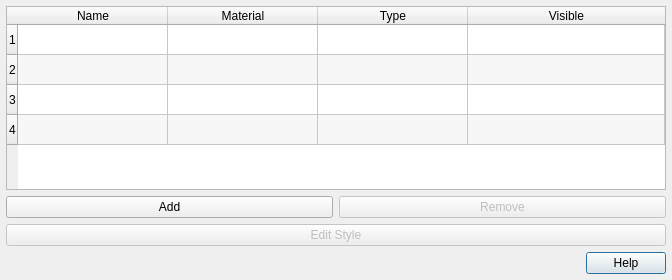
This is hexrd/ui/resources/ui/overlay_manager.ui in HEXRD/hexrdgui as Qt 5 draws it before an edit. The edited form follows.
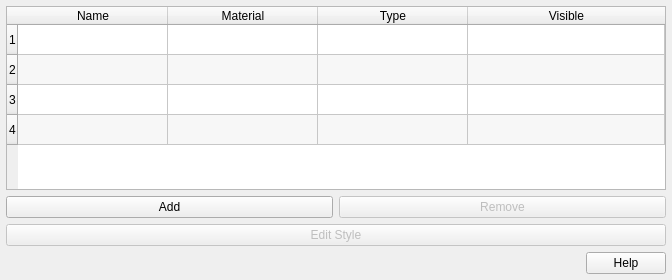
This is the edited form.

Commit message: Migrate Overlay Manager from Dialog to DockWidget

```diff
--- a/hexrd/ui/resources/ui/overlay_manager.ui
+++ b/hexrd/ui/resources/ui/overlay_manager.ui
@@ -1,7 +1,7 @@
 <?xml version="1.0" encoding="UTF-8"?>
 <ui version="4.0">
  <class>overlay_manager</class>
- <widget class="QDialog" name="overlay_manager">
+ <widget class="QDockWidget" name="overlay_manager">
   <property name="geometry">
    <rect>
     <x>0</x>
@@ -19,6 +19,7 @@
   <property name="windowTitle">
    <string>Overlay Manager</string>
   </property>
+  <widget class="QWidget" name="overlay_manager_widget">
   <layout class="QGridLayout" name="gridLayout">
    <property name="leftMargin">
     <number>6</number>
@@ -143,6 +144,7 @@
     </widget>
    </item>
   </layout>
+  </widget>
  </widget>
  <tabstops>
   <tabstop>table</tabstop>
```
Left out of the diff: 3 changed lines with no effect on the pictures. Lines whose indentation alone changed are shown as unchanged. The commit also changes 2 other files.
